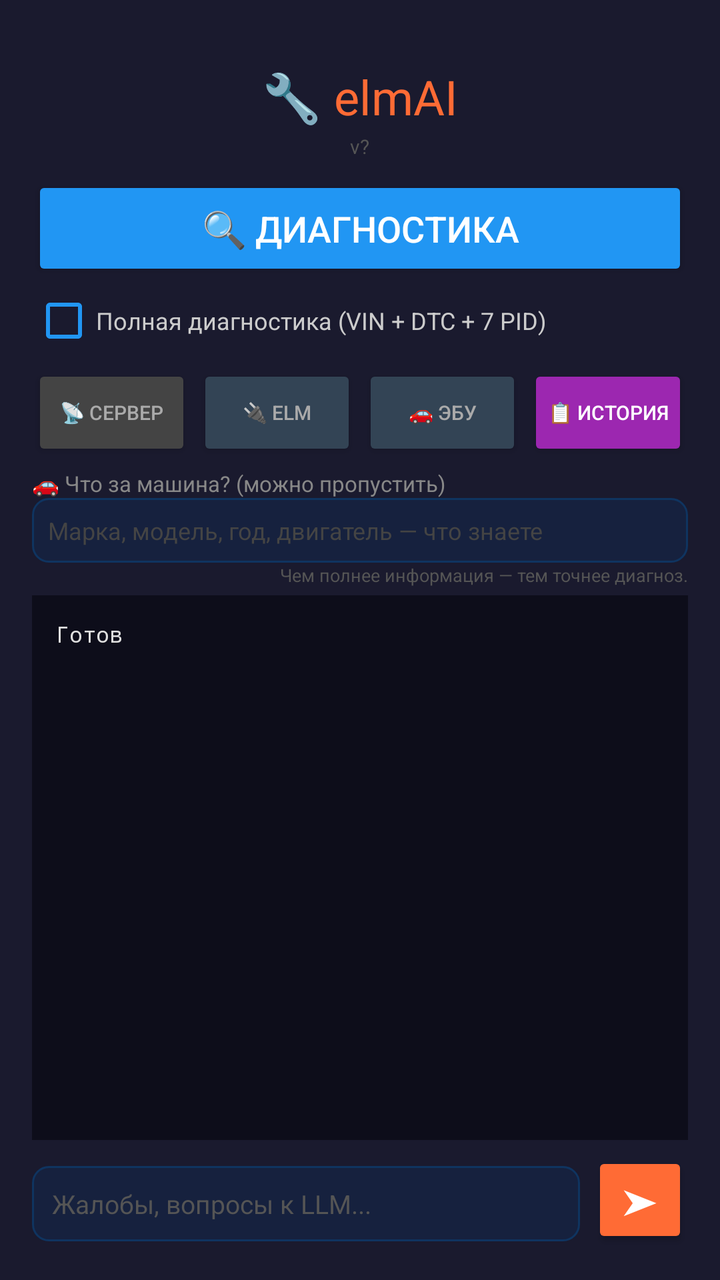
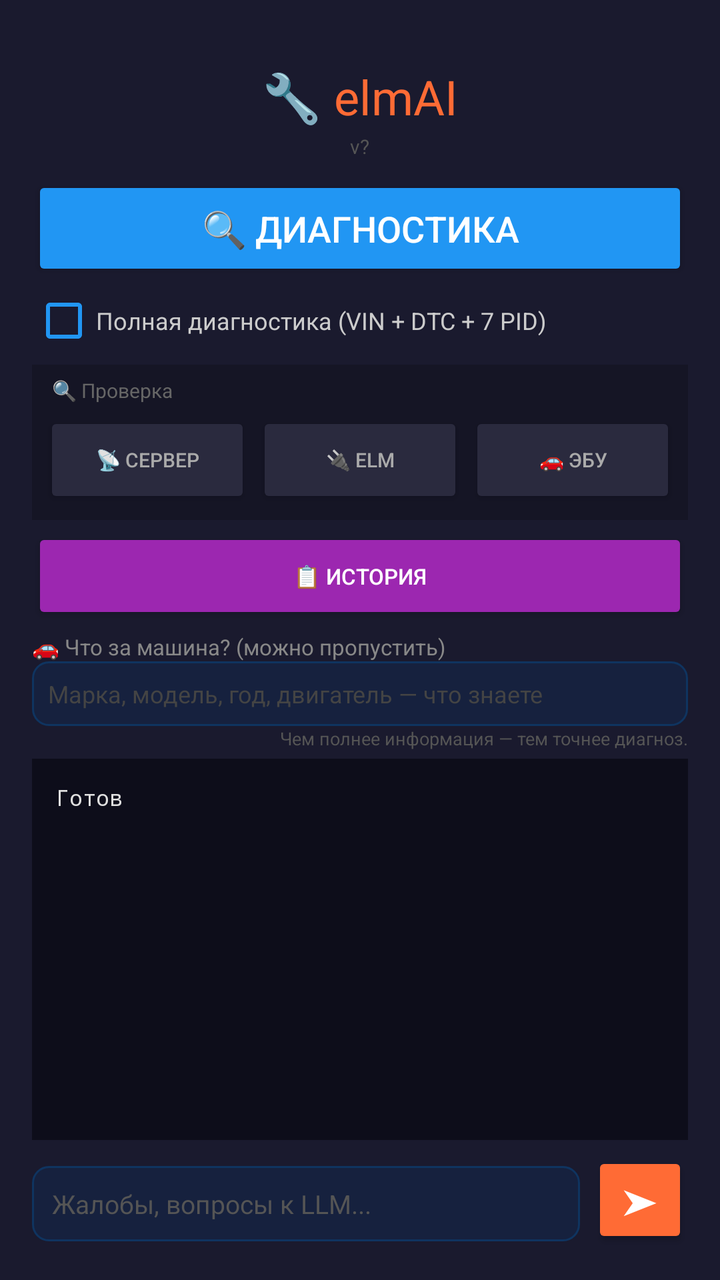

Two renders of the same Android screen: before a commit and after it. Below are the layout's source before the change and the commit's diff.
<!-- AndroidManifest.xml: application theme Theme.Elmer -->
<!-- res/layout/activity_main.xml -->
<?xml version="1.0" encoding="utf-8"?>
<LinearLayout
    xmlns:android="http://schemas.android.com/apk/res/android"
    android:layout_width="match_parent"
    android:layout_height="match_parent"
    android:orientation="vertical"
    android:padding="16dp"
    android:gravity="center_horizontal"
    android:background="#1a1a2e">

    <TextView
        android:layout_width="wrap_content"
        android:layout_height="wrap_content"
        android:text="🔧 elmAI"
        android:textSize="24sp"
        android:textColor="#ff6b35"
        android:layout_marginTop="16dp"
        android:layout_marginBottom="2dp" />

    <TextView
        android:id="@+id/tv_version"
        android:layout_width="wrap_content"
        android:layout_height="wrap_content"
        android:text="v?"
        android:textSize="10sp"
        android:textColor="#555"
        android:layout_marginBottom="8dp" />

    
    <Button
        android:id="@+id/btn_script"
        android:layout_width="match_parent"
        android:layout_height="wrap_content"
        android:text="🔍 ДИАГНОСТИКА"
        android:textSize="18sp"
        android:textColor="#ffffff"
        android:backgroundTint="#2196F3"
        android:padding="14dp"
        android:layout_marginBottom="4dp" />

    <CheckBox
        android:id="@+id/cb_full_mode"
        android:layout_width="match_parent"
        android:layout_height="wrap_content"
        android:text="Полная диагностика (VIN + DTC + 7 PID)"
        android:textSize="12sp"
        android:textColor="#cccccc"
        android:buttonTint="#2196F3"
        android:checked="false"
        android:layout_marginBottom="6dp" />

    
    <LinearLayout
        android:layout_width="match_parent"
        android:layout_height="wrap_content"
        android:orientation="horizontal"
        android:layout_marginBottom="4dp">

        <Button
            android:id="@+id/btn_test"
            android:layout_width="0dp"
            android:layout_height="wrap_content"
            android:layout_weight="1"
            android:text="📡 Сервер"
            android:textSize="10sp"
            android:textColor="#aaaaaa"
            android:backgroundTint="#444444"
            android:padding="8dp"
            android:layout_marginEnd="3dp" />

        <Button
            android:id="@+id/btn_check_elm"
            android:layout_width="0dp"
            android:layout_height="wrap_content"
            android:layout_weight="1"
            android:text="🔌 ELM"
            android:textSize="10sp"
            android:textColor="#aaaaaa"
            android:backgroundTint="#334455"
            android:padding="8dp"
            android:layout_marginEnd="3dp" />

        <Button
            android:id="@+id/btn_check_ecu"
            android:layout_width="0dp"
            android:layout_height="wrap_content"
            android:layout_weight="1"
            android:text="🚗 ЭБУ"
            android:textSize="10sp"
            android:textColor="#aaaaaa"
            android:backgroundTint="#334455"
            android:padding="8dp"
            android:layout_marginEnd="3dp" />

        <Button
            android:id="@+id/btn_history"
            android:layout_width="0dp"
            android:layout_height="wrap_content"
            android:layout_weight="1"
            android:text="📋 История"
            android:textSize="10sp"
            android:textColor="#ffffff"
            android:backgroundTint="#9C27B0"
            android:padding="8dp" />

    </LinearLayout>

    
    <LinearLayout
        android:layout_width="match_parent"
        android:layout_height="wrap_content"
        android:orientation="vertical"
        android:layout_marginBottom="4dp">

        <TextView
            android:layout_width="wrap_content"
            android:layout_height="wrap_content"
            android:text="🚗 Что за машина? (можно пропустить)"
            android:textSize="11sp"
            android:textColor="#888888" />

        <EditText
            android:id="@+id/et_car_info"
            android:layout_width="match_parent"
            android:layout_height="wrap_content"
            android:hint="Марка, модель, год, двигатель — что знаете"
            android:textColor="#e0e0e0"
            android:textColorHint="#444444"
            android:textSize="12sp"
            android:padding="8dp"
            android:background="@drawable/edit_bg"
            android:inputType="text"
            android:maxLines="1" />

        <TextView
            android:layout_width="match_parent"
            android:layout_height="wrap_content"
            android:text="Чем полнее информация — тем точнее диагноз."
            android:textSize="9sp"
            android:textColor="#555555"
            android:gravity="end" />

    </LinearLayout>

    
    <TextView
        android:id="@+id/tv_prompt"
        android:layout_width="match_parent"
        android:layout_height="wrap_content"
        android:text=""
        android:textSize="16sp"
        android:textColor="#FFD700"
        android:textStyle="bold"
        android:gravity="center"
        android:background="#88000000"
        android:padding="12dp"
        android:visibility="gone"
        android:layout_marginBottom="4dp" />

    
    <ScrollView
        android:id="@+id/scroll_output"
        android:layout_width="match_parent"
        android:layout_height="0dp"
        android:layout_weight="1"
        android:background="#0d0d1a"
        android:padding="6dp">

        <TextView
            android:id="@+id/tv_status"
            android:layout_width="match_parent"
            android:layout_height="wrap_content"
            android:text="Готов"
            android:textSize="11sp"
            android:textColor="#e0e0e0"
            android:fontFamily="monospace"
            android:padding="6dp" />

    </ScrollView>

    
    <Button
        android:id="@+id/btn_close"
        android:layout_width="match_parent"
        android:layout_height="wrap_content"
        android:text="✕ Закрыть"
        android:textSize="14sp"
        android:textColor="#ffffff"
        android:backgroundTint="#d32f2f"
        android:padding="10dp"
        android:visibility="gone"
        android:layout_marginTop="4dp" />

    
    <LinearLayout
        android:layout_width="match_parent"
        android:layout_height="wrap_content"
        android:orientation="horizontal"
        android:layout_marginTop="6dp">

        <EditText
            android:id="@+id/et_input"
            android:layout_width="0dp"
            android:layout_height="wrap_content"
            android:layout_weight="1"
            android:hint="Жалобы, вопросы к LLM..."
            android:textColor="#e0e0e0"
            android:textColorHint="#555555"
            android:textSize="13sp"
            android:padding="10dp"
            android:background="@drawable/edit_bg"
            android:inputType="text"
            android:maxLines="2" />

        <Button
            android:id="@+id/btn_send"
            android:layout_width="48dp"
            android:layout_height="48dp"
            android:text="➤"
            android:textSize="18sp"
            android:textColor="#ffffff"
            android:backgroundTint="#ff6b35"
            android:padding="0dp"
            android:layout_marginStart="6dp" />

    </LinearLayout>

</LinearLayout>
<!-- resources referenced by this layout -->
<resources>
  <!-- drawable edit_bg (drawable) -->
  <?xml version="1.0" encoding="utf-8"?>
  <shape xmlns:android="http://schemas.android.com/apk/res/android">
      <solid android:color="#16213e"/>
      <corners android:radius="8dp"/>
      <stroke android:color="#0f3460" android:width="1dp"/>
  </shape>
  <style name="Theme.Elmer" parent="Theme.AppCompat.DayNight.NoActionBar">
          <item name="colorPrimary">#ff6b35</item>
          <item name="colorPrimaryDark">#1a1a2e</item>
          <item name="colorAccent">#4ecca3</item>
          <item name="android:windowBackground">#1a1a2e</item>
          <item name="android:textColor">#e0e0e0</item>
      </style>
</resources>

<!-- the commit's change to res/layout/activity_main.xml (unified diff, before → after) -->
@@ -53,57 +53,74 @@
     <LinearLayout
         android:layout_width="match_parent"
         android:layout_height="wrap_content"
-        android:orientation="horizontal"
+        android:orientation="vertical"
+        android:background="#151525"
+        android:padding="6dp"
         android:layout_marginBottom="4dp">
 
-        <Button
-            android:id="@+id/btn_test"
-            android:layout_width="0dp"
-            android:layout_height="wrap_content"
-            android:layout_weight="1"
-            android:text="📡 Сервер"
+        <TextView
+            android:layout_width="wrap_content"
+            android:layout_height="wrap_content"
+            android:text="🔍 Проверка"
             android:textSize="10sp"
-            android:textColor="#aaaaaa"
-            android:backgroundTint="#444444"
-            android:padding="8dp"
-            android:layout_marginEnd="3dp" />
-
-        <Button
-            android:id="@+id/btn_check_elm"
-            android:layout_width="0dp"
-            android:layout_height="wrap_content"
-            android:layout_weight="1"
-            android:text="🔌 ELM"
-            android:textSize="10sp"
-            android:textColor="#aaaaaa"
-            android:backgroundTint="#334455"
-            android:padding="8dp"
-            android:layout_marginEnd="3dp" />
-
-        <Button
-            android:id="@+id/btn_check_ecu"
-            android:layout_width="0dp"
-            android:layout_height="wrap_content"
-            android:layout_weight="1"
-            android:text="🚗 ЭБУ"
-            android:textSize="10sp"
-            android:textColor="#aaaaaa"
-            android:backgroundTint="#334455"
-            android:padding="8dp"
-            android:layout_marginEnd="3dp" />
-
-        <Button
-            android:id="@+id/btn_history"
-            android:layout_width="0dp"
-            android:layout_height="wrap_content"
-            android:layout_weight="1"
-            android:text="📋 История"
-            android:textSize="10sp"
-            android:textColor="#ffffff"
-            android:backgroundTint="#9C27B0"
-            android:padding="8dp" />
-
+            android:textColor="#666666"
+            android:layout_marginBottom="4dp"
+            android:layout_marginStart="4dp" />
+
+        <LinearLayout
+            android:layout_width="match_parent"
+            android:layout_height="wrap_content"
+            android:orientation="horizontal">
+
+            <Button
+                android:id="@+id/btn_test"
+                android:layout_width="0dp"
+                android:layout_height="wrap_content"
+                android:layout_weight="1"
+                android:text="📡 Сервер"
+                android:textSize="10sp"
+                android:textColor="#aaaaaa"
+                android:backgroundTint="#2a2a3e"
+                android:padding="6dp"
+                android:layout_marginEnd="3dp" />
+
+            <Button
+                android:id="@+id/btn_check_elm"
+                android:layout_width="0dp"
+                android:layout_height="wrap_content"
+                android:layout_weight="1"
+                android:text="🔌 ELM"
+                android:textSize="10sp"
+                android:textColor="#aaaaaa"
+                android:backgroundTint="#2a2a3e"
+                android:padding="6dp"
+                android:layout_marginEnd="3dp" />
+
+            <Button
+                android:id="@+id/btn_check_ecu"
+                android:layout_width="0dp"
+                android:layout_height="wrap_content"
+                android:layout_weight="1"
+                android:text="🚗 ЭБУ"
+                android:textSize="10sp"
+                android:textColor="#aaaaaa"
+                android:backgroundTint="#2a2a3e"
+                android:padding="6dp" />
+
+        </LinearLayout>
     </LinearLayout>
+
+    
+    <Button
+        android:id="@+id/btn_history"
+        android:layout_width="match_parent"
+        android:layout_height="wrap_content"
+        android:text="📋 История"
+        android:textSize="11sp"
+        android:textColor="#ffffff"
+        android:backgroundTint="#9C27B0"
+        android:padding="8dp"
+        android:layout_marginBottom="4dp" />
 
     
     <LinearLayout
